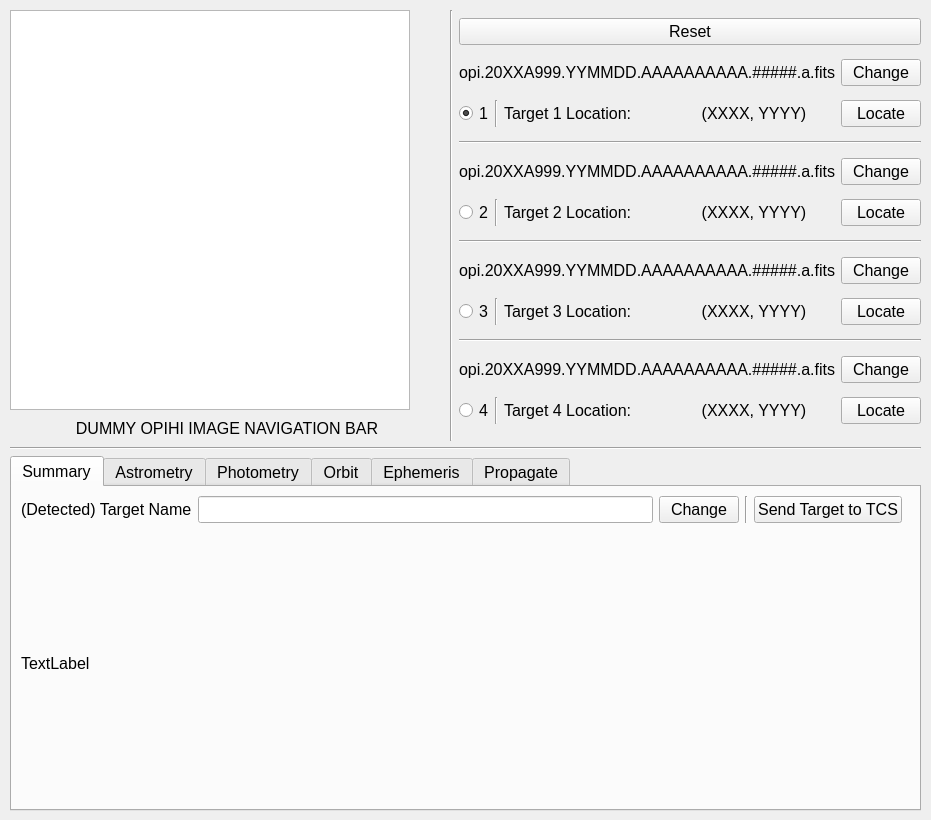
First picture: the form in src/opihiexarata/gui/qtui/manual.ui, repository psmd-iberutaru/OpihiExarata, before the edit.
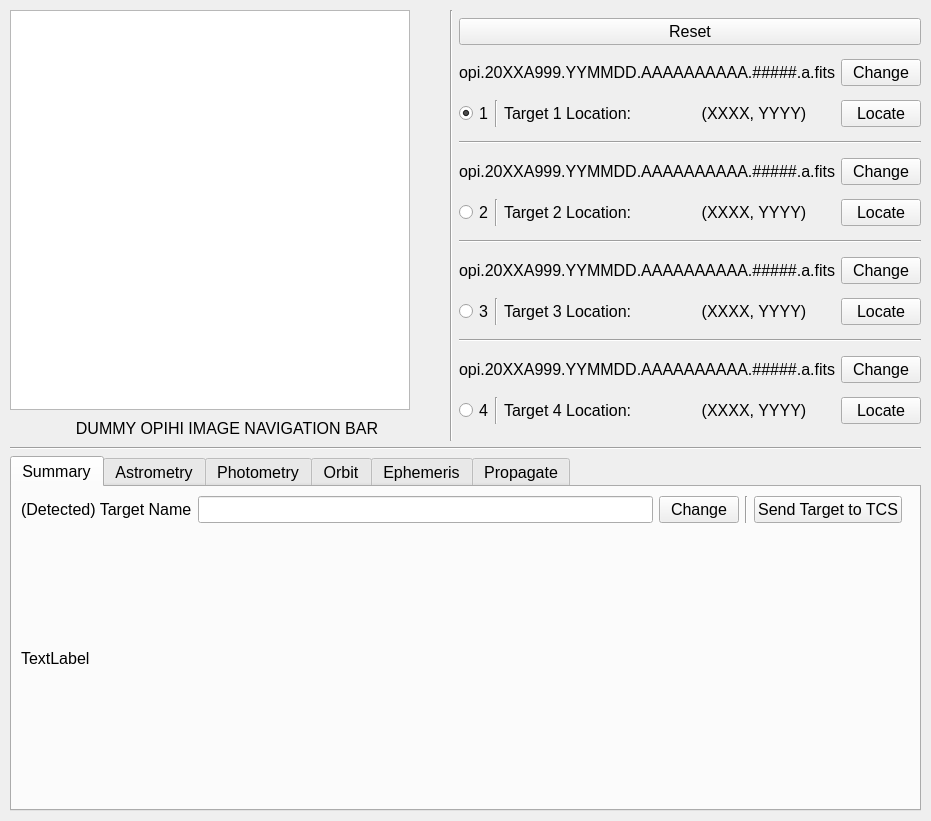
Second picture: the form after the edit. The open tabs and pages were chosen to show the change.

Commit message: Omitted the typing.

What changed in the file:
```diff
--- a/src/opihiexarata/gui/qtui/manual.ui
+++ b/src/opihiexarata/gui/qtui/manual.ui
@@ -7,7 +7,7 @@
     <x>0</x>
     <y>0</y>
     <width>931</width>
-    <height>820</height>
+    <height>821</height>
    </rect>
   </property>
   <property name="windowTitle">
@@ -486,7 +486,7 @@
            <x>9</x>
            <y>9</y>
            <width>881</width>
-           <height>301</height>
+           <height>291</height>
           </rect>
          </property>
          <layout class="QVBoxLayout" name="vertical_layout_summary">
```
Left out of the diff: 12 changed lines with no effect on the pictures. The commit also changes 2 other files.
